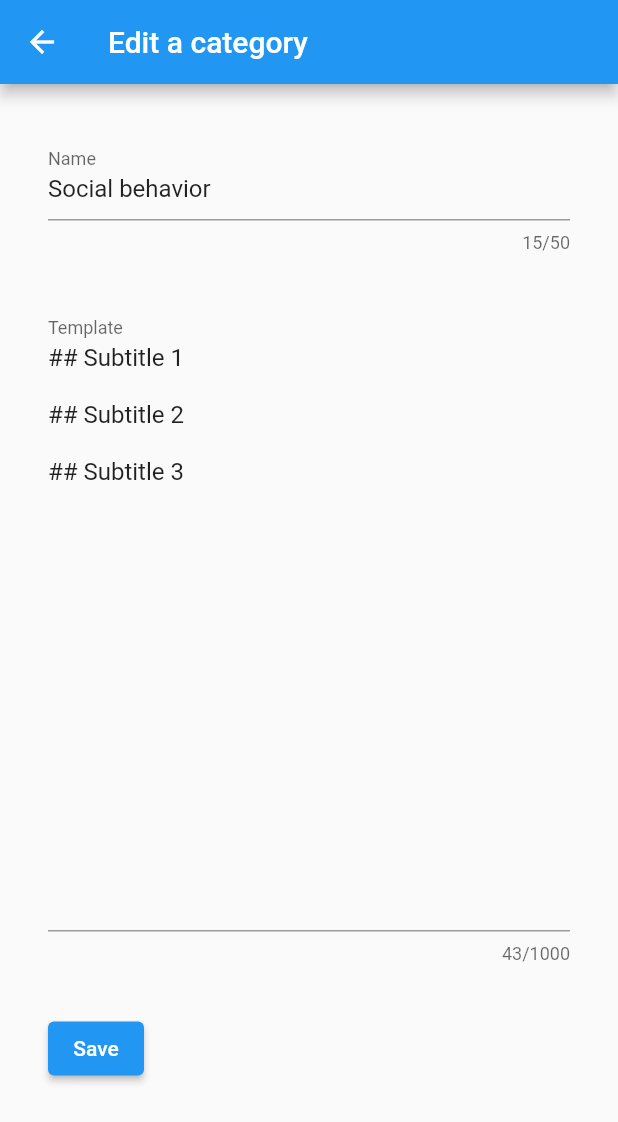
After one commit to ttulka/observations, a Flutter app: the CategoryList screen opened directly, after a tap on the "edit" icon, on a phone screen of 412 x 824 dp. The commit adds this screen. Shown: the top 1122 px of the screen. Run offline on Flutter 3.47's test engine with Material 2 defaults, Android fonts, the phone set to English and light mode, and no system bars; missing offline and left inert: window_size.

Commit message:
add category management

```diff
--- /dev/null
+++ b/lib/category_edit.dart
@@ -0,0 +1,74 @@
+import 'package:flutter/material.dart';
+import 'category_form.dart';
+import 'domain.dart';
+
+typedef EditCategory = Function(Category oldCategory, Category newCategory);
+
+class EditCategoryDialog extends StatelessWidget {
+  const EditCategoryDialog(
+      {required this.category, required this.onEditCategory, Key? key})
+      : super(key: key);
+
+  final Category category;
+  final EditCategory onEditCategory;
+
+  @override
+  Widget build(BuildContext context) {
+    return Scaffold(
+      appBar: AppBar(
+        title: const Text('Edit a category'),
+      ),
+      body: EditCategoryForm(
+          category: category,
+          onEditCategory: (Category oldCategory, Category newCategory) {
+            onEditCategory(oldCategory, newCategory);
+            Navigator.pop(context, true);
+          }),
+    );
+  }
+}
+
+class EditCategoryForm extends StatefulWidget {
+  const EditCategoryForm(
+      {required this.category, required this.onEditCategory, Key? key})
+      : super(key: key);
+
+  final Category category;
+  final EditCategory onEditCategory;
+
+  @override
+  EditCategoryFormState createState() => EditCategoryFormState();
+}
+
+class EditCategoryFormState extends State<EditCategoryForm> {
+  final _formKey = GlobalKey<FormState>();
+
+  final nameController = TextEditingController();
+  final templateController = TextEditingController();
+
+  @override
+  void dispose() {
+    nameController.dispose();
+    templateController.dispose();
+    super.dispose();
+  }
+
+  @override
+  void initState() {
+    super.initState();
+    nameController.text = widget.category.name;
+    templateController.text = widget.category.template;
+  }
+
+  @override
+  Widget build(BuildContext context) {
+    return CategoryForm(
+        nameController: nameController,
+        templateController: templateController,
+        onSave: () {
+          final newCategory = Category(
+              name: nameController.text, template: templateController.text);
+          widget.onEditCategory(widget.category, newCategory);
+        }).build(context, _formKey);
+  }
+}
--- /dev/null
+++ b/lib/category_form.dart
@@ -0,0 +1,82 @@
+import 'package:flutter/material.dart';
+
+class CategoryForm {
+  const CategoryForm(
+      {required this.nameController,
+      required this.templateController,
+      required this.onSave});
+
+  final TextEditingController nameController;
+  final TextEditingController templateController;
+
+  final Function onSave;
+
+  Widget build(BuildContext context, GlobalKey<FormState> formKey) {
+    return Form(
+      key: formKey,
+      child: Padding(
+        padding: const EdgeInsets.symmetric(horizontal: 32, vertical: 16),
+        child: Column(
+          crossAxisAlignment: CrossAxisAlignment.start,
+          children: [
+            newTextField('Name', nameController, true, 50),
+            newTextAreaField('Template', templateController, 1000),
+            Padding(
+              padding: const EdgeInsets.symmetric(vertical: 16),
+              child: ElevatedButton(
+                onPressed: () {
+                  if (formKey.currentState!.validate()) {
+                    onSave();
+                  }
+                },
+                child: const Text('Save'),
+              ),
+            ),
+          ],
+        ),
+      ),
+    );
+  }
+
+  Widget newTextField(String label, TextEditingController controller,
+      bool required, int maxLength,
+      {RegExp? filter}) {
+    return Padding(
+      padding: const EdgeInsets.symmetric(vertical: 16),
+      child: TextFormField(
+        controller: controller,
+        decoration: InputDecoration(
+          border: const UnderlineInputBorder(),
+          labelText: label,
+        ),
+        validator: (value) {
+          if (required && (value == null || value.isEmpty)) {
+            return 'Required';
+          }
+          if (filter != null && value != null && !filter.hasMatch(value)) {
+            return 'Invalid value';
+          }
+          return null;
+        },
+        maxLength: maxLength,
+      ),
+    );
+  }
+
+  Widget newTextAreaField(
+      String label, TextEditingController controller, int maxLength) {
+    return Padding(
+      padding: const EdgeInsets.symmetric(vertical: 16),
+      child: TextFormField(
+        minLines: 20,
+        maxLines: 100,
+        controller: controller,
+        decoration: InputDecoration(
+          border: const UnderlineInputBorder(),
+          labelText: label,
+        ),
+        maxLength: maxLength,
+      ),
+    );
+  }
+}
--- /dev/null
+++ b/lib/category_list.dart
@@ -0,0 +1,162 @@
+import 'package:flutter/material.dart';
+import 'service.dart';
+import 'domain.dart';
+import 'category_add.dart';
+import 'category_edit.dart';
+
+typedef ListCategories = List<Category> Function();
+typedef RemoveCategory = Function(Category category);
+typedef EditCategory = Function(Category oldCategory, Category newCategory);
+
+class CategoryList extends StatefulWidget {
+  CategoryList({Key? key}) : super(key: key);
+
+  final CategoryService _service = CategoryService();
+
+  final List<Category> categories = [];
+
+  void onAddCategory(Category category) {
+    _service.add(category);
+  }
+
+  void onEditCategory(Category oldCategory, Category newCategory) {
+    _service.edit(oldCategory, newCategory);
+  }
+
+  void onRemoveCategory(Category category) {
+    _service.remove(category);
+  }
+
+  void loadCategories() {
+    categories.clear();
+    categories.addAll(_service.listAll());
+  }
+
+  @override
+  _CategoryListState createState() => _CategoryListState();
+}
+
+class _CategoryListState extends State<CategoryList> {
+  void _handleAddCategory(Category category) {
+    setState(() {
+      widget.onAddCategory(category);
+      widget.loadCategories();
+    });
+  }
+
+  void _handleRemoveCategory(Category category) {
+    setState(() {
+      widget.onRemoveCategory(category);
+      widget.loadCategories();
+    });
+  }
+
+  void _handleEditCategory(Category newCategory, Category oldCategory) {
+    setState(() {
+      widget.onEditCategory(newCategory, oldCategory);
+      widget.loadCategories();
+    });
+  }
+
+  @override
+  void initState() {
+    super.initState();
+    widget.loadCategories();
+  }
+
+  @override
+  Widget build(BuildContext context) {
+    return Scaffold(
+      appBar: AppBar(
+        title: const Text('Observation Categories'),
+      ),
+      body: ListView(
+        padding: const EdgeInsets.symmetric(vertical: 8.0),
+        children: widget.categories.map((Category category) {
+          return CategoryListItem(
+            category: category,
+            onEditCategory: _handleEditCategory,
+            onRemoveCategory: _handleRemoveCategory,
+          );
+        }).toList(),
+      ),
+      floatingActionButton: FloatingActionButton(
+          tooltip: 'Add a new category',
+          child: const Icon(Icons.add),
+          onPressed: () async {
+            final result = await Navigator.push(
+              context,
+              MaterialPageRoute(
+                  builder: (context) => AddCategoryDialog(
+                        onAddCategory: _handleAddCategory,
+                      )),
+            );
+            if (result != null && result) {
+              ScaffoldMessenger.of(context)
+                ..removeCurrentSnackBar()
+                ..showSnackBar(
+                    const SnackBar(content: Text('Added successfully.')));
+            }
+          }),
+    );
+  }
+}
+
+class CategoryListItem extends StatelessWidget {
+  CategoryListItem(
+      {required this.category,
+      required this.onEditCategory,
+      required this.onRemoveCategory})
+      : super(key: ObjectKey(category));
+
+  final Category category;
+
+  final EditCategory onEditCategory;
+  final RemoveCategory onRemoveCategory;
+
+  @override
+  Widget build(BuildContext context) {
+    return ListTile(
+      leading: const CircleAvatar(
+        child: Icon(Icons.category),
+      ),
+      trailing: FittedBox(
+        fit: BoxFit.fill,
+        child: Row(mainAxisAlignment: MainAxisAlignment.spaceEvenly, children: [
+          IconButton(
+              icon: const Icon(Icons.edit),
+              tooltip: 'Edit this category',
+              splashRadius: 20,
+              onPressed: () async {
+                final result = await Navigator.push(
+                  context,
+                  MaterialPageRoute(
+                      builder: (context) => EditCategoryDialog(
+                            category: category,
+                            onEditCategory: onEditCategory,
+                          )),
+                );
+                if (result != null && result) {
+                  ScaffoldMessenger.of(context)
+                    ..removeCurrentSnackBar()
+                    ..showSnackBar(
+                        const SnackBar(content: Text('Edited successfully.')));
+                }
+              }),
+          IconButton(
+              icon: const Icon(Icons.remove_circle_outline),
+              tooltip: 'Remove this category',
+              splashRadius: 20,
+              onPressed: () {
+                onRemoveCategory(category);
+                ScaffoldMessenger.of(context)
+                  ..removeCurrentSnackBar()
+                  ..showSnackBar(
+                      const SnackBar(content: Text('Removed successfully.')));
+              }),
+        ]),
+      ),
+      title: Text(category.name),
+    );
+  }
+}
--- a/lib/domain.dart
+++ b/lib/domain.dart
@@ -18,3 +18,10 @@ class Student {
   final String familyName;
   final String? mittleName;
 }
+
+class Category {
+  Category({required this.name, required this.template});
+
+  final String name;
+  final String template;
+}
--- a/lib/service.dart
+++ b/lib/service.dart
@@ -65,3 +65,34 @@ class StudentService {
     students.remove(student);
   }
 }
+
+class CategoryService {
+  final categories = [
+    Category(
+        name: 'Social behavior',
+        template: '## Subtitle 1\n\n## Subtitle 2\n\n## Subtitle 3'),
+    Category(
+        name: 'Work behavior',
+        template: '## Subtitle 1\n\n## Subtitle 2\n\n## Subtitle 3')
+  ];
+
+  List<Category> listAll() {
+    return categories;
+  }
+
+  void add(Category category) {
+    categories.add(category);
+  }
+
+  void edit(Category oldCategory, Category newCategory) {
+    final i = categories.indexOf(oldCategory);
+    if (i != -1) {
+      categories.remove(oldCategory);
+      categories.insert(i, newCategory);
+    }
+  }
+
+  void remove(Category category) {
+    categories.remove(category);
+  }
+}
--- a/pubspec.yaml
+++ b/pubspec.yaml
@@ -35,6 +35,11 @@ dependencies:
   # Use with the CupertinoIcons class for iOS style icons.
   cupertino_icons: ^1.0.2
   uuid: ^3.0.5
+  window_size:
+    git:
+      url: git://github.com/google/flutter-desktop-embedding.git
+      path: plugins/window_size
+      ref: 03d957e8b5c99fc83cd4a781031b154ab3de8753
 
 dev_dependencies:
   flutter_test:
```
Also changed, not shown: lib/category_add.dart (added, +61 -0 lines), lib/main.dart (+49 -10 lines), pubspec.lock, 6 other files.
